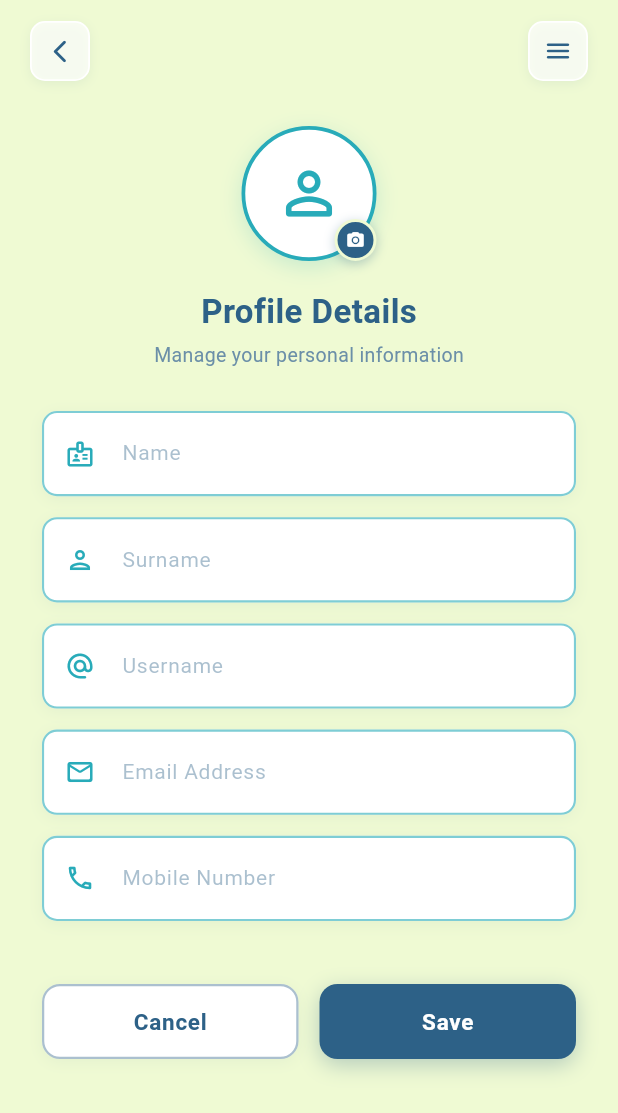
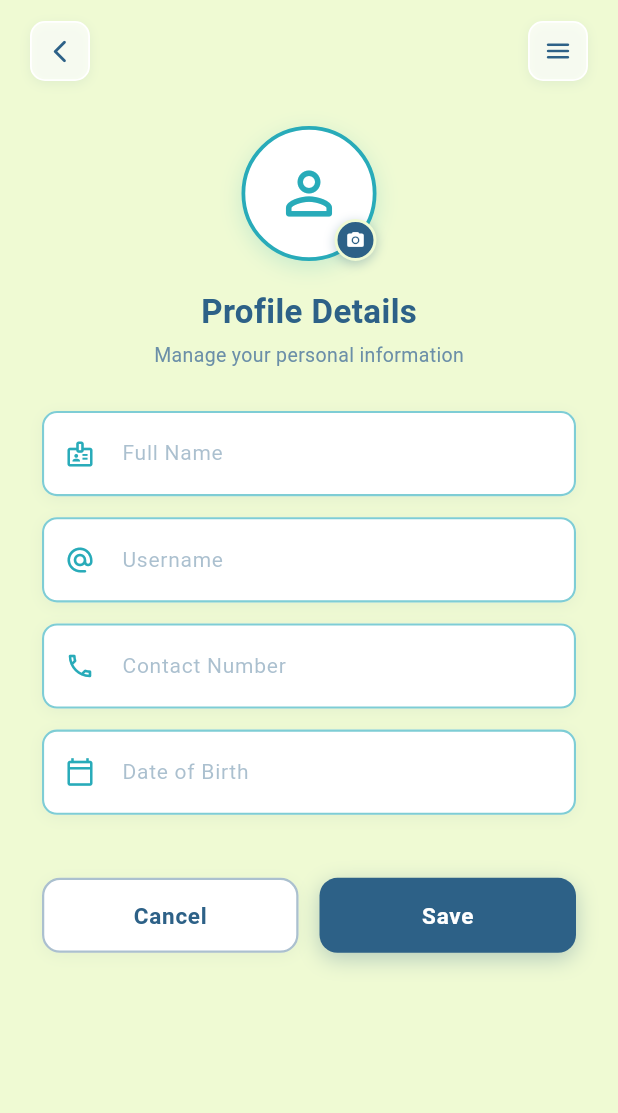
Before and after one commit to lochhapu/TourBud, a Flutter app: the ProfileDetailsScreen screen opened directly, after a tap on "Edit", on a phone screen of 412 x 824 dp. Shown: the top 1113 px of the screen. Run offline on Flutter 3.47's test engine with Material 3 defaults, Android fonts, the phone set to English and light mode, and no system bars; network calls fail.

Commit message:
Fixed issues in profile page

```diff
--- a/frontend/tour_bud/lib/profile_page.dart
+++ b/frontend/tour_bud/lib/profile_page.dart
@@ -42,49 +42,45 @@ class _ProfileDetailsScreenState extends State<ProfileDetailsScreen> {
   bool _obscurePassword = true;
 
   Map<String, dynamic> _originalUserData = {};
+  String _createdAt = '';
 
-  final TextEditingController _nameController = TextEditingController();
-  final TextEditingController _surnameController = TextEditingController();
+  final TextEditingController _fullNameController = TextEditingController();
   final TextEditingController _usernameController = TextEditingController();
-  final TextEditingController _emailController = TextEditingController();
-  final TextEditingController _mobileController = TextEditingController();
+  final TextEditingController _contactNumberController = TextEditingController();
+  final TextEditingController _dobController = TextEditingController();
 
   final Map<String, String> _savedValues = {
-    'name': '',
-    'surname': '',
+    'full_name': '',
     'username': '',
-    'email': '',
+    'password': '',
     'contact_number': '',
+    'date_of_birth': '',
   };
 
   @override
   void dispose() {
-    _nameController.dispose();
-    _surnameController.dispose();
+    _fullNameController.dispose();
     _usernameController.dispose();
-    _emailController.dispose();
-    _mobileController.dispose();
+    _contactNumberController.dispose();
+    _dobController.dispose();
     super.dispose();
   }
 
   void _onEditPressed() {
-    _savedValues['name'] = _nameController.text;
-    _savedValues['surname'] = _surnameController.text;
+    _savedValues['full_name'] = _fullNameController.text;
     _savedValues['username'] = _usernameController.text;
-    _savedValues['email'] = _emailController.text;
-    _savedValues['mobile'] = _mobileController.text;
+    _savedValues['contact_number'] = _contactNumberController.text;
+    _savedValues['date_of_birth'] = _dobController.text;
     setState(() => _isEditing = true);
   }
 
   void _onSavePressed() async {
-final fullName = '${_nameController.text} ${_surnameController.text}'.trim();
-
-  final Map<String, dynamic> updateData = {
-    'full_name': fullName,
-    'username': _usernameController.text.trim(),
-    'email': _emailController.text.trim(),
-    'mobile': _mobileController.text.trim(),
-  };
+    final Map<String, dynamic> updateData = {
+      'full_name': _fullNameController.text.trim(),
+      'username': _usernameController.text.trim(),
+      'contact_number': _contactNumberController.text.trim(),
+      'date_of_birth': _dobController.text.trim(),
+    };
 
   try {
     final response = await http.put(
@@ -120,11 +116,10 @@ final fullName = '${_nameController.text} ${_surnameController.text}'.trim();
   }
 
   void _onCancelPressed() {
-    _nameController.text = _savedValues['name']!;
-    _surnameController.text = _savedValues['surname']!;
+    _fullNameController.text = _savedValues['full_name']!;
     _usernameController.text = _savedValues['username']!;
-    _emailController.text = _savedValues['email']!;
-    _mobileController.text = _savedValues['mobile']!;
+    _contactNumberController.text = _savedValues['contact_number']!;
+    _dobController.text = _savedValues['date_of_birth']!;
     setState(() {
       _isEditing = false;
       _obscurePassword = true;
@@ -152,22 +147,32 @@ Future<void> _fetchUserProfile() async {
 
       // Adjust field names based on your API response
       final fullName = data['full_name'] ?? '';
-      final nameParts = fullName.split(' ');
-      final name = nameParts.isNotEmpty ? nameParts[0] : '';
-      final surname = nameParts.length > 1 ? nameParts.sublist(1).join(' ') : '';
+      final contactNumber = data['contact_number'] ?? '';
+      final dateOfBirth = data['date_of_birth'] ?? '';
+      final createdAtValue = data['created_at'];
+      String createdAtFormatted = '';
 
-      _nameController.text = name;
-      _surnameController.text = surname;
+      if (createdAtValue != null) {
+        if (createdAtValue is int) {
+          final createdAtDate = DateTime.fromMillisecondsSinceEpoch(createdAtValue * 1000);
+          createdAtFormatted = '${createdAtDate.year}-${createdAtDate.month.toString().padLeft(2, '0')}-${createdAtDate.day.toString().padLeft(2, '0')}';
+        } else if (createdAtValue is String) {
+          createdAtFormatted = createdAtValue;
+        }
+      }
+
+      _fullNameController.text = fullName;
       _usernameController.text = data['username'] ?? '';
-      _emailController.text = data['email'] ?? '';
-      _mobileController.text = data['mobile'] ?? '';
+      _contactNumberController.text = contactNumber;
+      _dobController.text = dateOfBirth;
+      _createdAt = createdAtFormatted;
 
       // Store original data for cancel functionality
       _originalUserData = {
         'full_name': fullName,
         'username': data['username'],
-        'email': data['email'],
-        'mobile': data['mobile'],
+        'contact_number': contactNumber,
+        'date_of_birth': dateOfBirth,
       };
     } else {
       _showErrorSnackBar('Failed to load profile data');
@@ -186,6 +191,22 @@ void _showErrorSnackBar(String message) {
     ),
   );
 }
+
+  Future<void> _selectDateOfBirth() async {
+    final pickedDate = await showDatePicker(
+      context: context,
+      initialDate: _dobController.text.isNotEmpty
+          ? DateTime.tryParse(_dobController.text) ?? DateTime(2000)
+          : DateTime(2000),
+      firstDate: DateTime(1900),
+      lastDate: DateTime.now(),
+    );
+
+    if (pickedDate != null) {
+      _dobController.text =
+          '${pickedDate.year}-${pickedDate.month.toString().padLeft(2, '0')}-${pickedDate.day.toString().padLeft(2, '0')}';
+    }
+  }
 
   @override
   Widget build(BuildContext context) {
@@ -338,16 +359,22 @@ void _showErrorSnackBar(String message) {
                     const SizedBox(height: 28),
 
                     // Form Fields
+                    if (_createdAt.isNotEmpty)
+                      Padding(
+                        padding: const EdgeInsets.only(bottom: 18),
+                        child: Text(
+                          'Created at: $_createdAt',
+                          style: const TextStyle(
+                            fontSize: 14,
+                            color: Color(0xFF6B8FA8),
+                            fontWeight: FontWeight.w500,
+                          ),
+                        ),
+                      ),
                     _buildTextField(
-                      label: 'Name',
-                      controller: _nameController,
+                      label: 'Full Name',
+                      controller: _fullNameController,
                       icon: Icons.badge_outlined,
-                      enabled: _isEditing,
-                    ),
-                    _buildTextField(
-                      label: 'Surname',
-                      controller: _surnameController,
-                      icon: Icons.person_outlined,
                       enabled: _isEditing,
                     ),
                     _buildTextField(
@@ -357,18 +384,19 @@ void _showErrorSnackBar(String message) {
                       enabled: _isEditing,
                     ),
                     _buildTextField(
-                      label: 'Email Address',
-                      controller: _emailController,
-                      icon: Icons.mail_outline_rounded,
-                      enabled: _isEditing,
-                      keyboardType: TextInputType.emailAddress,
-                    ),
-                    _buildTextField(
-                      label: 'Mobile Number',
-                      controller: _mobileController,
+                      label: 'Contact Number',
+                      controller: _contactNumberController,
                       icon: Icons.phone_outlined,
                       enabled: _isEditing,
                       keyboardType: TextInputType.phone,
+                    ),
+                    _buildTextField(
+                      label: 'Date of Birth',
+                      controller: _dobController,
+                      icon: Icons.calendar_today_outlined,
+                      enabled: _isEditing,
+                      readOnly: true,
+                      onTap: _isEditing ? _selectDateOfBirth : null,
                     ),
 
                     const SizedBox(height: 28),
@@ -412,6 +440,8 @@ void _showErrorSnackBar(String message) {
     required IconData icon,
     bool enabled = true,
     bool obscureText = false,
+    bool readOnly = false,
+    VoidCallback? onTap,
     TextInputType keyboardType = TextInputType.text,
   }) {
     return Padding(
@@ -435,8 +465,10 @@ void _showErrorSnackBar(String message) {
         child: TextField(
           controller: controller,
           enabled: enabled,
+          readOnly: readOnly,
           obscureText: obscureText,
           keyboardType: keyboardType,
+          onTap: onTap,
           style: const TextStyle(
             color: navy,
             fontSize: 14.5,
```
